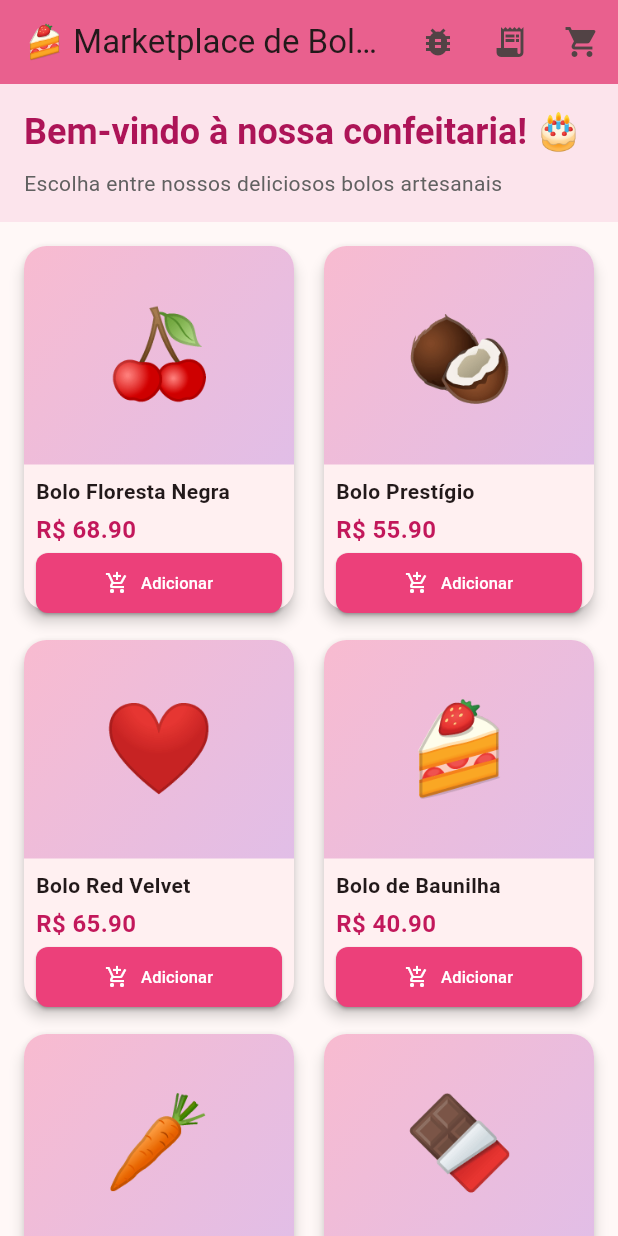
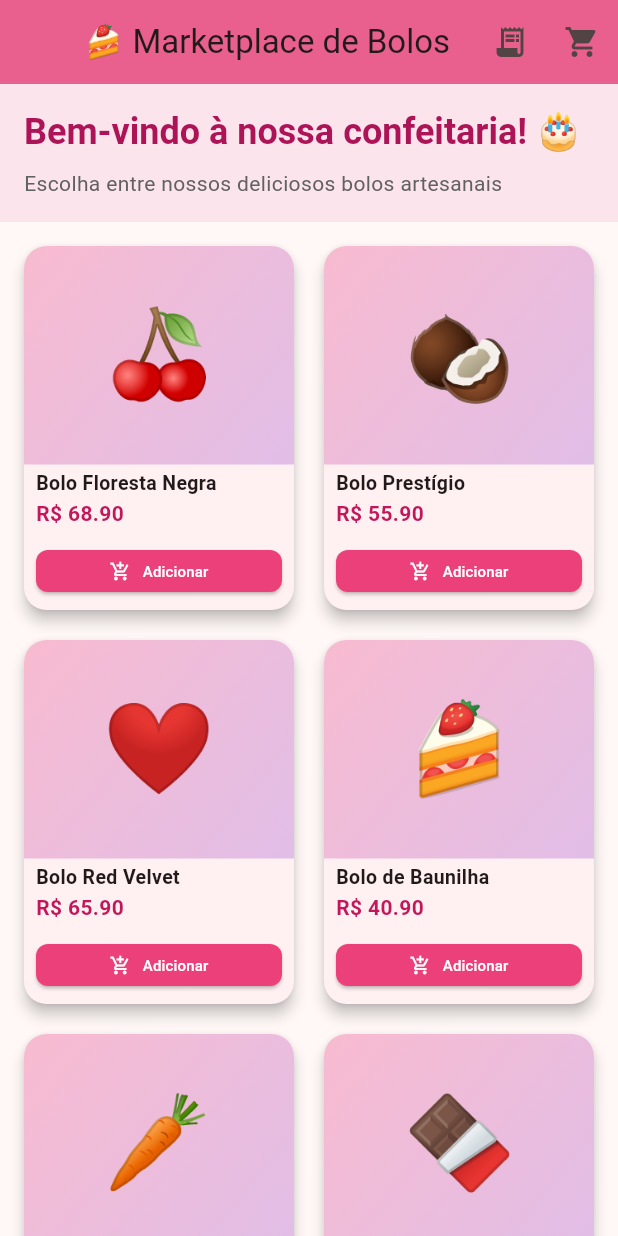
Before and after one commit to lucasbrumm/dispositivos-moveis-2-marketplace, a Flutter app: the screen it shows after launch, on a phone screen of 412 x 824 dp. Run offline on Flutter 3.47's test engine with Material 3 defaults, Android fonts, the phone set to English and light mode, and no system bars; our stand-ins replace sqflite; accounts and stored records are empty.

Commit message:
fix: :bug: corrigindo espaço do botão de adicionar item ao carrinho

```diff
--- a/lib/screens/home_screen.dart
+++ b/lib/screens/home_screen.dart
@@ -20,23 +20,6 @@ class HomeScreen extends StatelessWidget {
         title: const Text('🍰 Marketplace de Bolos'),
         backgroundColor: Colors.pink[300],
         actions: [
-          // Botão DEBUG - Remover em produção
-          IconButton(
-            icon: const Icon(Icons.bug_report),
-            tooltip: 'Reset DB (Debug)',
-            onPressed: () async {
-              final cakeProvider = Provider.of<CakeProvider>(context, listen: false);
-              await cakeProvider.resetDatabase();
-              if (context.mounted) {
-                ScaffoldMessenger.of(context).showSnackBar(
-                  const SnackBar(
-                    content: Text('✅ Banco resetado! Migration v2 aplicada.'),
-                    backgroundColor: Colors.green,
-                  ),
-                );
-              }
-            },
-          ),
           IconButton(
             icon: const Icon(Icons.receipt_long),
             tooltip: 'Meus Pedidos',
@@ -224,29 +207,43 @@ class HomeScreen extends StatelessWidget {
                         Expanded(
                           flex: 2,
                           child: Padding(
-                            padding: const EdgeInsets.all(8.0),
+                            padding: const EdgeInsets.only(
+                              left: 8.0,
+                              right: 8.0,
+                              top: 3.0,
+                              bottom: 2.0,
+                            ),
+                            child: Column(
+                              mainAxisSize: MainAxisSize.min,
+                              crossAxisAlignment: CrossAxisAlignment.start,
+                              mainAxisAlignment: MainAxisAlignment.spaceBetween,
+                              children: [
+                                Flexible(
                                   child: Column(
                                     crossAxisAlignment: CrossAxisAlignment.start,
+                                    mainAxisSize: MainAxisSize.min,
                                     children: [
                                       Text(
                                         cake.name,
                                         style: const TextStyle(
                                           fontWeight: FontWeight.bold,
-                                    fontSize: 14,
+                                          fontSize: 13,
                                         ),
                                         maxLines: 1,
                                         overflow: TextOverflow.ellipsis,
                                       ),
-                                const SizedBox(height: 4),
+                                      const SizedBox(height: 1),
                                       Text(
                                         'R\$ ${cake.price.toStringAsFixed(2)}',
                                         style: TextStyle(
-                                    fontSize: 16,
+                                          fontSize: 14,
                                           fontWeight: FontWeight.bold,
                                           color: Colors.pink[700],
                                         ),
                                       ),
-                                const Spacer(),
+                                    ],
+                                  ),
+                                ),
                                 SizedBox(
                                   width: double.infinity,
                                   child: ElevatedButton.icon(
@@ -264,11 +261,11 @@ class HomeScreen extends StatelessWidget {
                                     },
                                     icon: Icon(
                                       isInCart ? Icons.check : Icons.add_shopping_cart,
-                                      size: 16,
+                                      size: 14,
                                     ),
                                     label: Text(
                                       isInCart ? 'No carrinho' : 'Adicionar',
-                                      style: const TextStyle(fontSize: 11),
+                                      style: const TextStyle(fontSize: 10),
                                     ),
                                     style: ElevatedButton.styleFrom(
                                       backgroundColor: isInCart
@@ -276,8 +273,9 @@ class HomeScreen extends StatelessWidget {
                                           : Colors.pink[400],
                                       foregroundColor: Colors.white,
                                       padding: const EdgeInsets.symmetric(
-                                        vertical: 4,
+                                        vertical: 3,
                                       ),
+                                      minimumSize: const Size(0, 28),
                                       shape: RoundedRectangleBorder(
                                         borderRadius: BorderRadius.circular(8),
                                       ),
```
Lines whose indentation alone changed are shown as unchanged.
